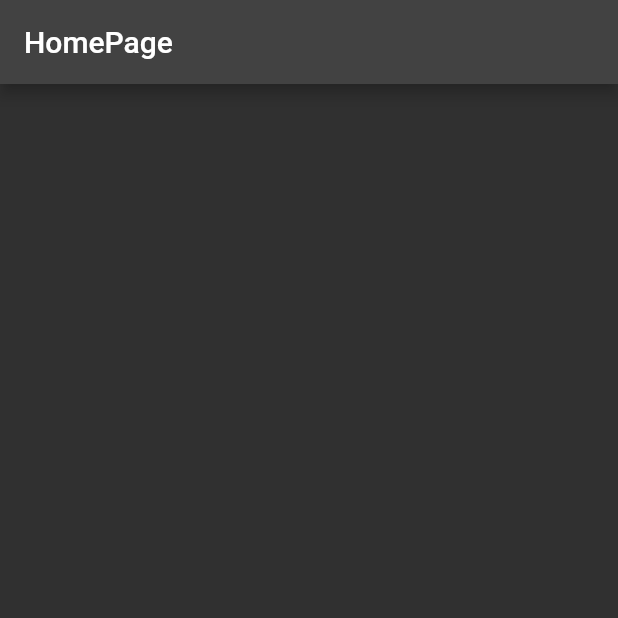
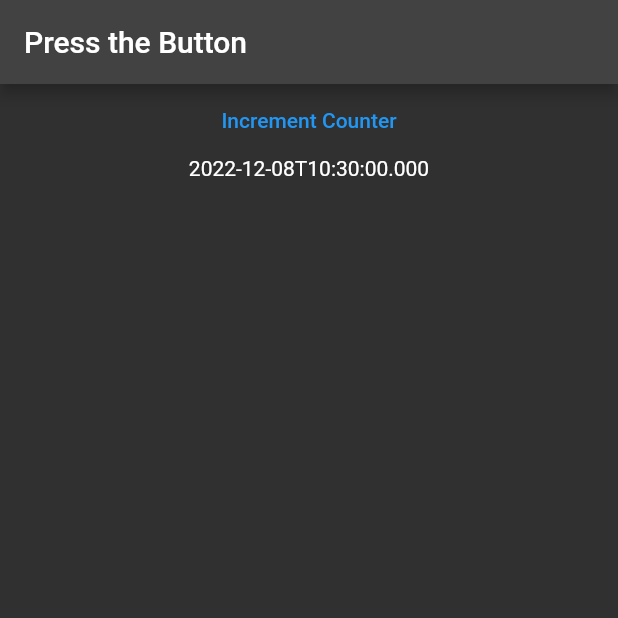
Before and after one commit to fabiocataldo/riverpodInitial, a Flutter app: the screen it shows after launch, on a phone screen of 412 x 824 dp, the top half of it. Run offline on Flutter 3.47's test engine with Material 2 defaults, Android fonts, the phone set to English and light mode, and no system bars; our stand-ins replace hooks_riverpod.

Commit message:
increment counter and datetime

```diff
--- a/lib/main.dart
+++ b/lib/main.dart
@@ -2,7 +2,7 @@ import 'package:flutter/material.dart';
 import 'package:hooks_riverpod/hooks_riverpod.dart';
 
 void main() {
-  runApp(const MyApp());
+  runApp(const ProviderScope(child: MyApp()));
 }
 
 class MyApp extends StatelessWidget {
@@ -20,16 +20,66 @@ class MyApp extends StatelessWidget {
   }
 }
 
+extension OptionalInfixAddition<T extends num> on T? {
+  T? operator +(T? other) {
+    final shadow = this;
+    if (shadow != null) {
+      return shadow + (other ?? 0) as T;
+    } else {
+      return null;
+    }
+  }
+}
+
+class Counter extends StateNotifier<int?> {
+  // Counter(super.state);
+  Counter() : super(null);
+  void increment() => state = state == null ? 1 : state + 1;
+  int? get value => state;
+}
+
+final counterProvider = StateNotifierProvider<Counter, int?>(
+  (ref) => Counter(),
+);
+
+class GetDate extends StateNotifier<DateTime> {
+  GetDate(super.state);
+
+  void dateTime() => state = DateTime.now();
+
+  DateTime? get value => state;
+}
+
+final currentDate = StateNotifierProvider<GetDate, DateTime>(
+  (ref) => GetDate(DateTime.now()),
+);
+
 class HomePage extends ConsumerWidget {
   const HomePage({super.key});
 
   @override
   Widget build(BuildContext context, WidgetRef ref) {
     return Scaffold(
-      appBar: AppBar(
-        title: const Text('HomePage'),
+      appBar: AppBar(title: Consumer(builder: ((context, ref, child) {
+        final count = ref.watch(counterProvider);
+        final text = count ?? 'Press the Button';
+        return Text(text.toString());
+      }))),
+      body: Center(
+        child: Column(children: [
+          TextButton(
+            onPressed: () {
+              ref.read(counterProvider.notifier).increment();
+              ref.read(currentDate.notifier).dateTime();
+            },
+            child: const Text('Increment Counter'),
+          ),
+          Consumer(builder: ((context, ref, child) {
+            final date = ref.watch(currentDate);
+            return Text(date.toIso8601String());
+          }))
+        ]),
       ),
-      body: const Center(),
     );
   }
 }
```
